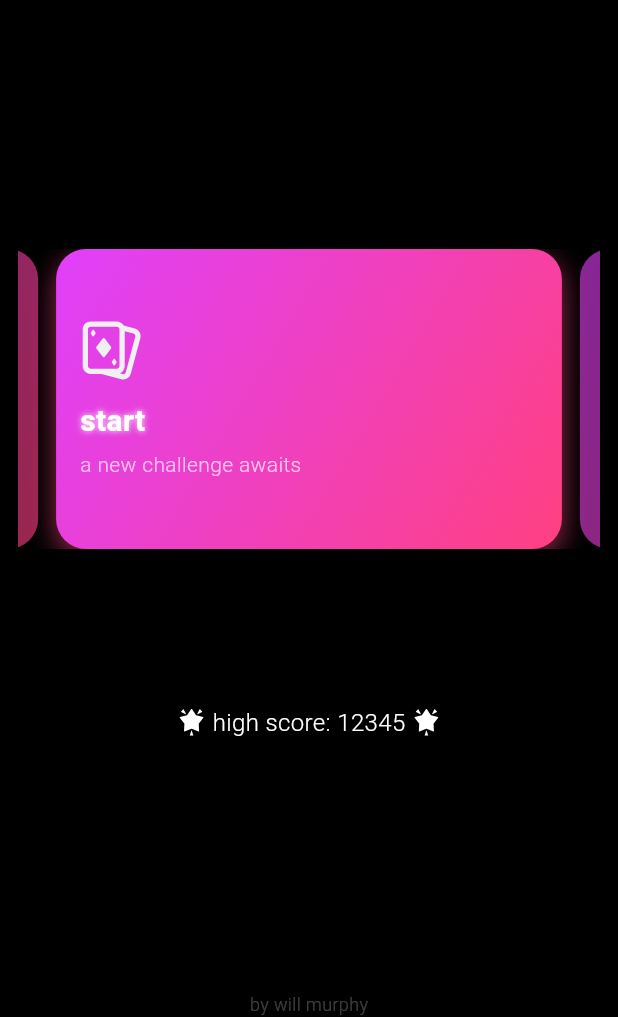
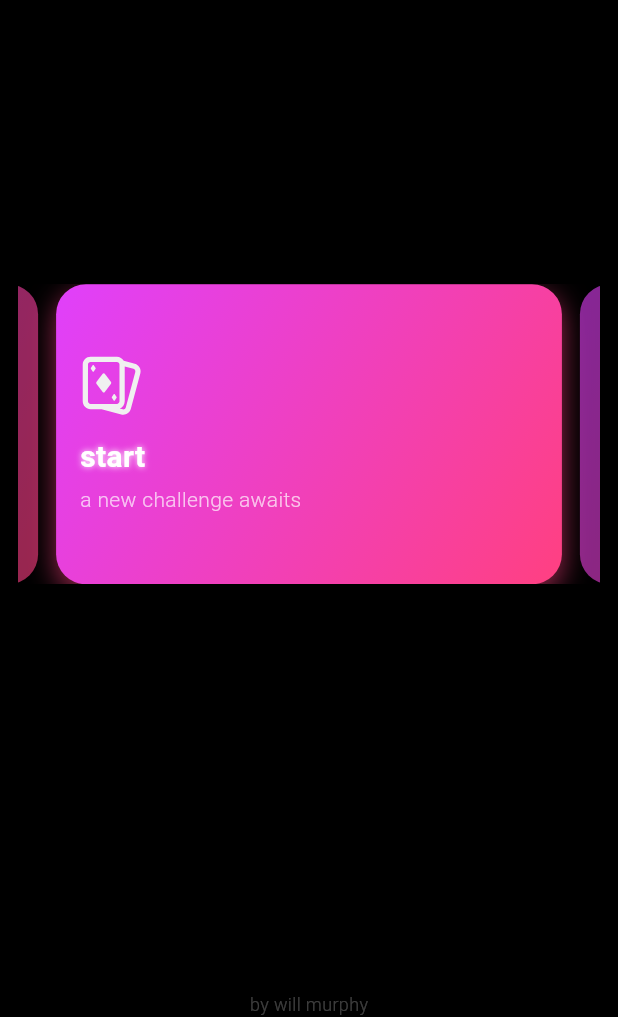
Before and after one commit to Illogicalll/solace, a Flutter app: the screen it shows after launch, on a phone screen of 412 x 824 dp, the part 219-1236 px from its top. Run offline on Flutter 3.47's test engine with Material 3 defaults, Android fonts, the phone set to English and light mode, and no system bars; our stand-ins replace flutter_svg, shared_preferences; Roboto replaces fonts that are missing (CabinetGrotesk).

Commit message:
remove high score from home

```diff
--- a/lib/main.dart
+++ b/lib/main.dart
@@ -212,34 +212,6 @@ class _MainAppState extends State<MainApp> {
                           ),
                         ),
                       ),
-                      const SizedBox(height: 24),
-                      Row(
-                        mainAxisAlignment: MainAxisAlignment.center,
-                        children: [
-                          SvgPicture.asset(
-                            'assets/icons/star.svg',
-                            width: 18,
-                            height: 18,
-                            color: Colors.white,
-                          ),
-                          const SizedBox(width: 5),
-                          const Text(
-                            'high score: 12345',
-                            style: TextStyle(
-                              color: Colors.white,
-                              fontSize: 16,
-                              fontWeight: FontWeight.w300,
-                            ),
-                          ),
-                          const SizedBox(width: 5),
-                          SvgPicture.asset(
-                            'assets/icons/star.svg',
-                            width: 18,
-                            height: 18,
-                            color: Colors.white,
-                          ),
-                        ],
-                      ),
                     ],
                   ),
                 ),
```
